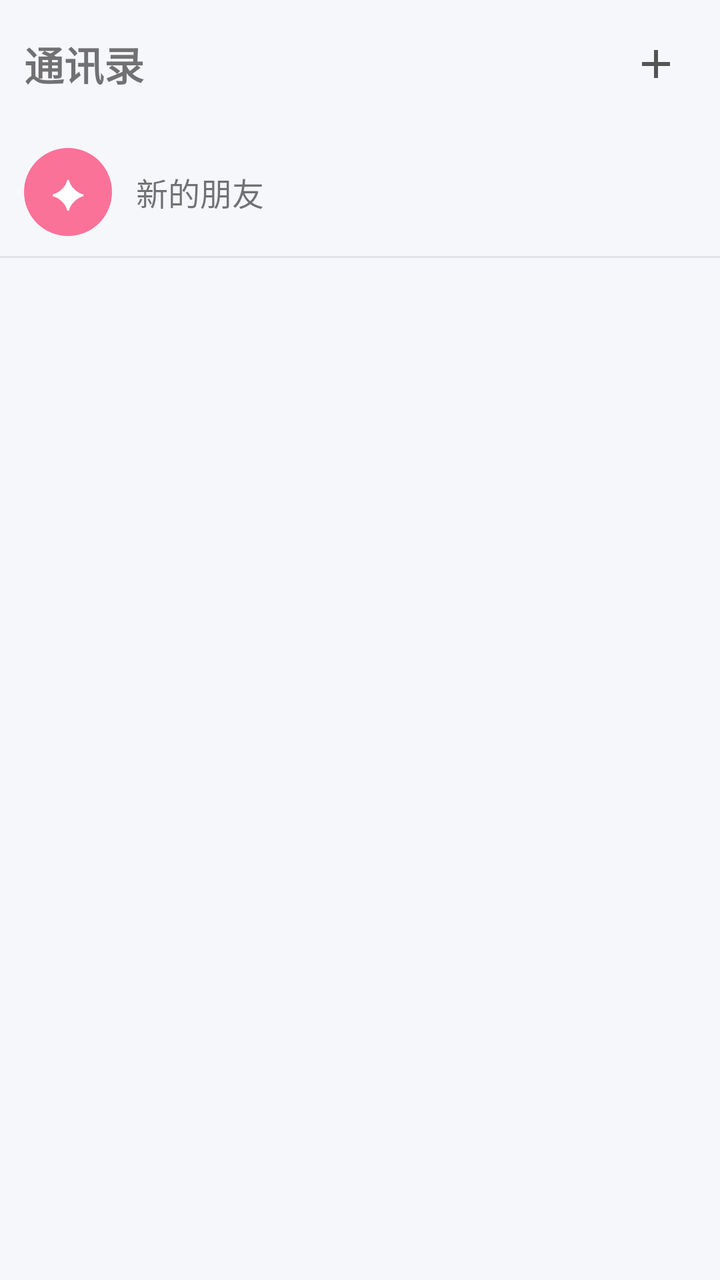
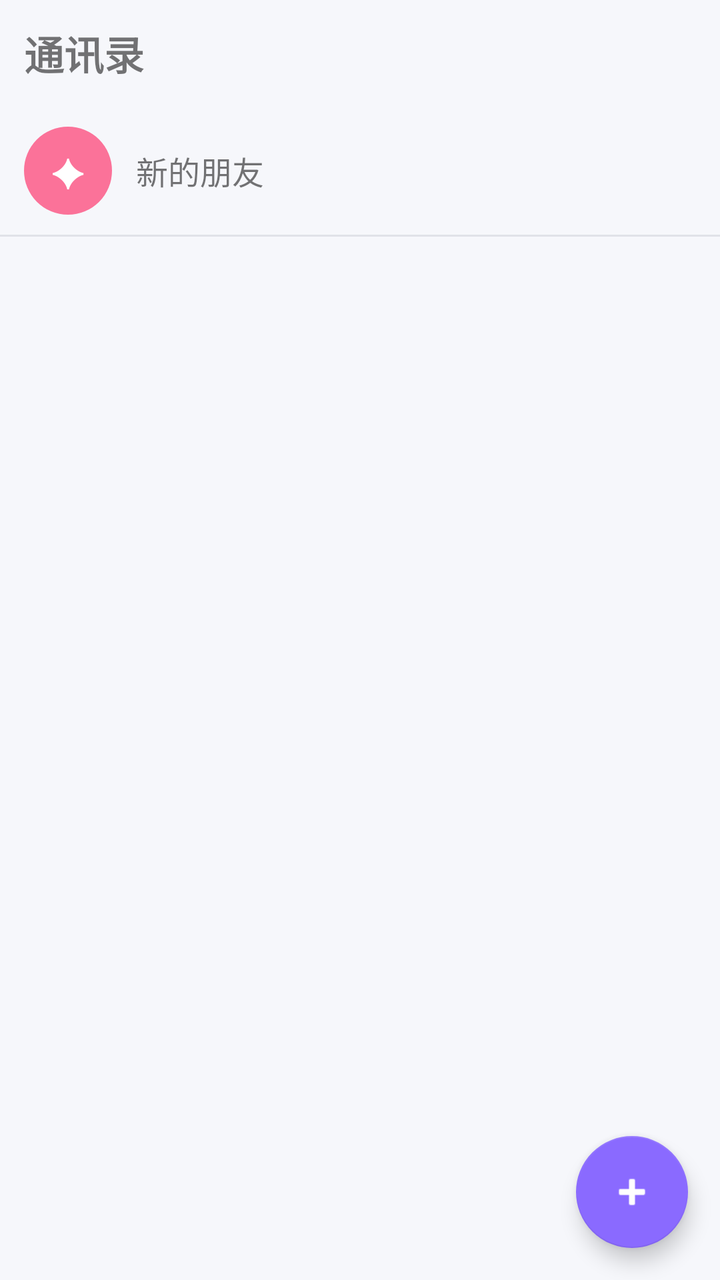

Before-and-after screenshots of an Android layout around one commit, followed by the original layout XML and the change that was made.
<!-- AndroidManifest.xml: application theme Theme.NotifySync -->
<!-- res/layout/fragment_friends.xml -->
<?xml version="1.0" encoding="utf-8"?>
<LinearLayout xmlns:android="http://schemas.android.com/apk/res/android"
    xmlns:app="http://schemas.android.com/apk/res-auto"
    android:layout_width="match_parent"
    android:layout_height="match_parent"
    android:orientation="vertical">

    
    <LinearLayout
        android:id="@+id/topBar"
        android:layout_width="match_parent"
        android:layout_height="wrap_content"
        android:orientation="horizontal"
        android:padding="12dp"
        android:gravity="center_vertical">

        <TextView
            android:id="@+id/tvTitle"
            android:layout_width="0dp"
            android:layout_height="wrap_content"
            android:layout_weight="1"
            android:text="通讯录"
            android:textSize="20sp"
            android:textStyle="bold" />

        <ImageButton
            android:id="@+id/btnAddFriend"
            android:layout_width="40dp"
            android:layout_height="40dp"
            android:src="@drawable/ic_plus"
            android:background="?attr/selectableItemBackgroundBorderless"
            android:contentDescription="添加好友"
            android:scaleType="centerInside" />
    </LinearLayout>

    
    <LinearLayout
        android:id="@+id/rowNewFriends"
        android:layout_width="match_parent"
        android:layout_height="wrap_content"
        android:orientation="horizontal"
        android:gravity="center_vertical"
        android:paddingStart="12dp"
        android:paddingEnd="12dp"
        android:paddingTop="10dp"
        android:paddingBottom="10dp"
        android:background="?attr/selectableItemBackground">

        <TextView
            android:layout_width="44dp"
            android:layout_height="44dp"
            android:gravity="center"
            android:text="✦"
            android:textSize="20sp"
            android:textColor="@android:color/white"
            android:background="@drawable/bg_circle_avatar" />

        <TextView
            android:layout_width="0dp"
            android:layout_height="wrap_content"
            android:layout_weight="1"
            android:layout_marginStart="12dp"
            android:text="新的朋友"
            android:textSize="16sp" />

        <TextView
            android:id="@+id/tvNewBadge"
            android:layout_width="20dp"
            android:layout_height="20dp"
            android:gravity="center"
            android:textSize="11sp"
            android:textColor="@android:color/white"
            android:background="@drawable/bg_pending_badge"
            android:visibility="gone" />
    </LinearLayout>

    <View
        android:layout_width="match_parent"
        android:layout_height="1dp"
        android:background="@color/on_surface_variant"
        android:alpha="0.15" />

    
    <FrameLayout
        android:layout_width="match_parent"
        android:layout_height="0dp"
        android:layout_weight="1">

        <androidx.recyclerview.widget.RecyclerView
            android:id="@+id/rvFriends"
            android:layout_width="match_parent"
            android:layout_height="match_parent"
            android:clipToPadding="false"
            android:paddingBottom="8dp" />

        <TextView
            android:id="@+id/tvEmptyFriends"
            android:layout_width="match_parent"
            android:layout_height="wrap_content"
            android:text="还没有好友\n点右上角「+」搜索用户名添加"
            android:gravity="center"
            android:padding="48dp"
            android:textColor="@color/on_surface_variant"
            android:textSize="16sp"
            android:visibility="gone" />
    </FrameLayout>
</LinearLayout>
<!-- resources referenced by this layout -->
<resources>
  <color name="on_surface_variant">#6B7280</color>
  <!-- drawable bg_circle_avatar (drawable) -->
  <?xml version="1.0" encoding="utf-8"?>
  <shape xmlns:android="http://schemas.android.com/apk/res/android"
      android:shape="oval">
      <solid android:color="@color/purple_500" />
  </shape>
  <!-- drawable bg_pending_badge (drawable) -->
  <?xml version="1.0" encoding="utf-8"?>
  <shape xmlns:android="http://schemas.android.com/apk/res/android"
      android:shape="oval">
      <solid android:color="@color/danger" />
  </shape>
  <!-- drawable ic_plus (drawable) -->
  <vector xmlns:android="http://schemas.android.com/apk/res/android"
      android:width="24dp" android:height="24dp"
      android:viewportWidth="24" android:viewportHeight="24">
      <path android:fillColor="@color/icon_tint"
          android:pathData="M19 13h-6v6h-2v-6H5v-2h6V5h2v6h6v2z"/>
  </vector>
  <style name="Theme.NotifySync" parent="Theme.MaterialComponents.DayNight.NoActionBar">
          <item name="colorPrimary">@color/brand_primary</item>
          <item name="colorPrimaryVariant">@color/brand_primary_dark</item>
          <item name="colorOnPrimary">@color/on_primary</item>
          <item name="colorSecondary">@color/secondary</item>
          <item name="colorOnSecondary">@color/on_secondary</item>
          <item name="colorSurface">@color/surface</item>
          <item name="colorOnSurface">@color/on_surface</item>
          <item name="colorError">@color/error</item>
          <item name="android:colorBackground">@color/background</item>
          <item name="colorOnBackground">@color/on_surface</item>
          <item name="colorControlNormal">@color/on_surface_variant</item>
          <item name="colorControlActivated">@color/brand_primary</item>
          <item name="android:windowBackground">@color/background</item>
          <item name="android:statusBarColor">@color/background</item>
          <item name="android:navigationBarColor">@color/background</item>
      </style>
  <color name="purple_500">@color/brand_primary</color>
  <color name="danger">#E25555</color>
  <color name="icon_tint">#555555</color>
  <color name="brand_primary">#FB7299</color>
  <color name="brand_primary_dark">#E0527F</color>
  <color name="on_primary">#FFFFFF</color>
  <color name="secondary">#8A6AFF</color>
  <color name="on_secondary">#FFFFFF</color>
  <color name="surface">#FFFFFF</color>
  <color name="on_surface">#20232B</color>
  <color name="error">#E25555</color>
  <color name="background">#F6F7FB</color>
</resources>

<!-- the commit's change to res/layout/fragment_friends.xml (unified diff, before → after) -->
@@ -23,14 +23,6 @@
             android:textSize="20sp"
             android:textStyle="bold" />
 
-        <ImageButton
-            android:id="@+id/btnAddFriend"
-            android:layout_width="40dp"
-            android:layout_height="40dp"
-            android:src="@drawable/ic_plus"
-            android:background="?attr/selectableItemBackgroundBorderless"
-            android:contentDescription="添加好友"
-            android:scaleType="centerInside" />
     </LinearLayout>
 
     
@@ -97,11 +89,21 @@
             android:id="@+id/tvEmptyFriends"
             android:layout_width="match_parent"
             android:layout_height="wrap_content"
-            android:text="还没有好友\n点右上角「+」搜索用户名添加"
+            android:text="还没有好友\n点右下角「+」添加好友或发现话题"
             android:gravity="center"
             android:padding="48dp"
             android:textColor="@color/on_surface_variant"
             android:textSize="16sp"
             android:visibility="gone" />
     </FrameLayout>
+
+    
+    <com.google.android.material.floatingactionbutton.FloatingActionButton
+        android:id="@+id/fabAdd"
+        android:layout_width="wrap_content"
+        android:layout_height="wrap_content"
+        android:layout_gravity="end"
+        android:layout_margin="16dp"
+        android:contentDescription="添加"
+        android:src="@android:drawable/ic_input_add" />
 </LinearLayout>
<!-- resource entries referenced after the edit -->
@@ -13,13 +13,6 @@
       android:shape="oval">
       <solid android:color="@color/danger" />
   </shape>
-  <!-- drawable ic_plus (drawable) -->
-  <vector xmlns:android="http://schemas.android.com/apk/res/android"
-      android:width="24dp" android:height="24dp"
-      android:viewportWidth="24" android:viewportHeight="24">
-      <path android:fillColor="@color/icon_tint"
-          android:pathData="M19 13h-6v6h-2v-6H5v-2h6V5h2v6h6v2z"/>
-  </vector>
   <style name="Theme.NotifySync" parent="Theme.MaterialComponents.DayNight.NoActionBar">
           <item name="colorPrimary">@color/brand_primary</item>
           <item name="colorPrimaryVariant">@color/brand_primary_dark</item>
@@ -39,7 +32,6 @@
       </style>
   <color name="purple_500">@color/brand_primary</color>
   <color name="danger">#E25555</color>
-  <color name="icon_tint">#555555</color>
   <color name="brand_primary">#FB7299</color>
   <color name="brand_primary_dark">#E0527F</color>
   <color name="on_primary">#FFFFFF</color>
